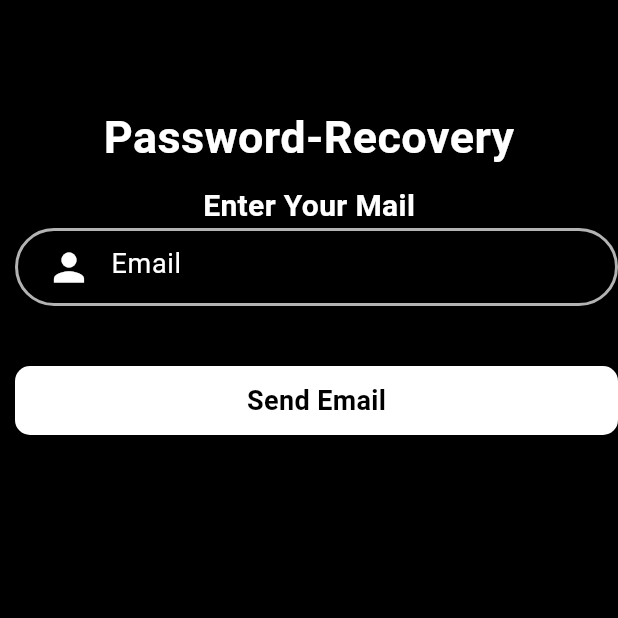
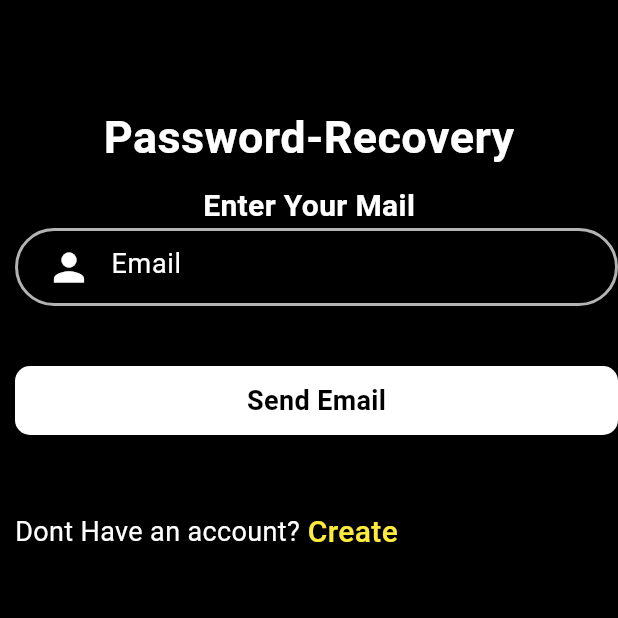
Before and after one commit to AzzamHussain/EcommerceApp_withAdminPanel, a Flutter app: the ForgetPassword screen opened directly, on a phone screen of 412 x 824 dp, the top half of it. Run offline on Flutter 3.47's test engine with Material 3 defaults, Android fonts, the phone set to English and light mode, and no system bars; our stand-ins replace curved_navigation_bar, firebase_auth, firebase_core; accounts and stored records are empty.

Commit message:
forgot password

```diff
--- a/lib/pages/forget_password.dart
+++ b/lib/pages/forget_password.dart
@@ -1,3 +1,4 @@
+import 'package:ecommerce_with_adminpanel/pages/signup.dart';
 import 'package:flutter/material.dart';
 
 class ForgetPassword extends StatefulWidget {
@@ -87,11 +88,40 @@ class _ForgetPasswordState extends State<ForgetPassword> {
                                 fontSize: 18.0,
                                 fontWeight: FontWeight.bold),
                           ),
-                        ))
+                        )),
+                    SizedBox(
+                      height: 50.0,
+                    ),
+                    Row(
+                      children: [
+                        Text(
+                          "Dont Have an account?",
+                          style: TextStyle(fontSize: 18.0, color: Colors.white),
+                        ),
+                        SizedBox(
+                          width: 5.0,
+                        ),
+                        GestureDetector(
+                          onTap: () {
+                            Navigator.push(
+                                context,
+                                MaterialPageRoute(
+                                    builder: (context) => SignUp()));
+                          },
+                          child: Text(
+                            "Create",
+                            style: TextStyle(
+                                color: Colors.yellow,
+                                fontSize: 20.0,
+                                fontWeight: FontWeight.w500),
+                          ),
+                        ),
+                      ],
+                    )
                   ],
                 ),
               )),
-            )
+            ),
           ],
         ),
       ),
```
